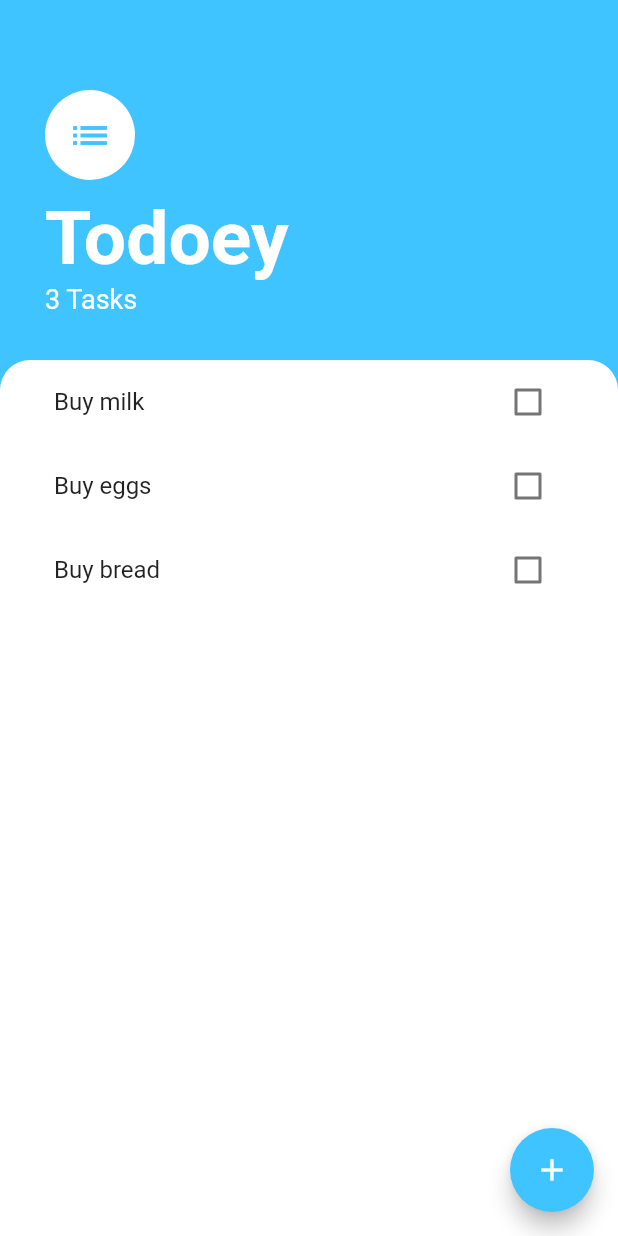
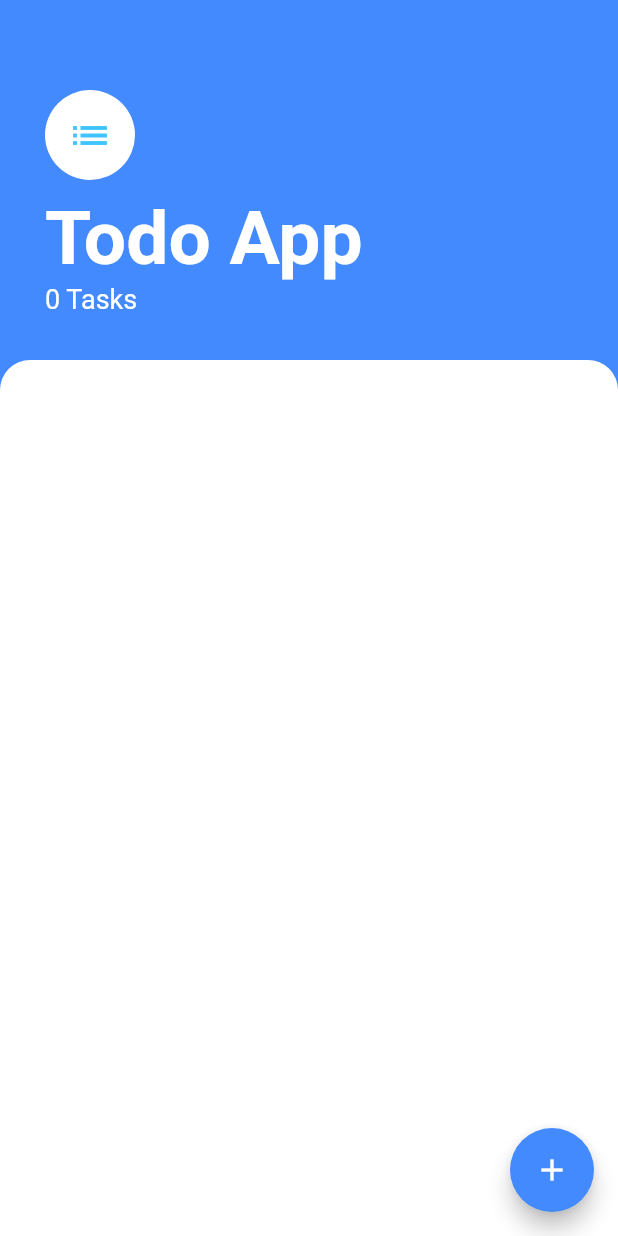
Before and after one commit to apoorvlodhi-io/todoey_flutter, a Flutter app: the screen it shows after launch, on a phone screen of 412 x 824 dp. Run offline on Flutter 3.47's test engine with Material 2 defaults, Android fonts, the phone set to English and light mode, and no system bars.

Commit message:
added app screenshots

```diff
--- a/lib/models/task_data.dart
+++ b/lib/models/task_data.dart
@@ -3,11 +3,7 @@ import 'package:todoeyflutter/models/task.dart';
 import 'dart:collection';
 
 class TaskData extends ChangeNotifier {
-  List<Task> _tasks = [
-    Task(name: 'Buy milk'),
-    Task(name: 'Buy eggs'),
-    Task(name: 'Buy bread'),
-  ];
+  List<Task> _tasks = [];
 
   UnmodifiableListView<Task> get tasks {
     return UnmodifiableListView(_tasks);
--- a/lib/screens/tasks_screen.dart
+++ b/lib/screens/tasks_screen.dart
@@ -7,10 +7,11 @@ import 'package:todoeyflutter/models/task_data.dart';
 class TasksScreen extends StatelessWidget {
   @override
   Widget build(BuildContext context) {
-    return Scaffold(
-      backgroundColor: Colors.lightBlueAccent,
+    return SafeArea(
+      child: Scaffold(
+        backgroundColor: Colors.blueAccent,
         floatingActionButton: FloatingActionButton(
-          backgroundColor: Colors.lightBlueAccent,
+            backgroundColor: Colors.blueAccent,
             child: Icon(Icons.add),
             onPressed: () {
               showModalBottomSheet(
@@ -45,7 +46,7 @@ class TasksScreen extends StatelessWidget {
                     height: 10.0,
                   ),
                   Text(
-                  'Todoey',
+                    'Todo App',
                     style: TextStyle(
                       color: Colors.white,
                       fontSize: 50.0,
@@ -64,7 +65,7 @@ class TasksScreen extends StatelessWidget {
             ),
             Expanded(
               child: Container(
-              padding: EdgeInsets.symmetric(horizontal: 20.0),
+                padding: EdgeInsets.only(left: 20.0, right: 20.0, bottom: 70.0),
                 decoration: BoxDecoration(
                   color: Colors.white,
                   borderRadius: BorderRadius.only(
@@ -77,6 +78,7 @@ class TasksScreen extends StatelessWidget {
             ),
           ],
         ),
+      ),
     );
   }
 }
```
Also changed, not shown: assets/1.png (added), assets/2.png (added), assets/3.png (added). Lines whose indentation alone changed are shown as unchanged.
